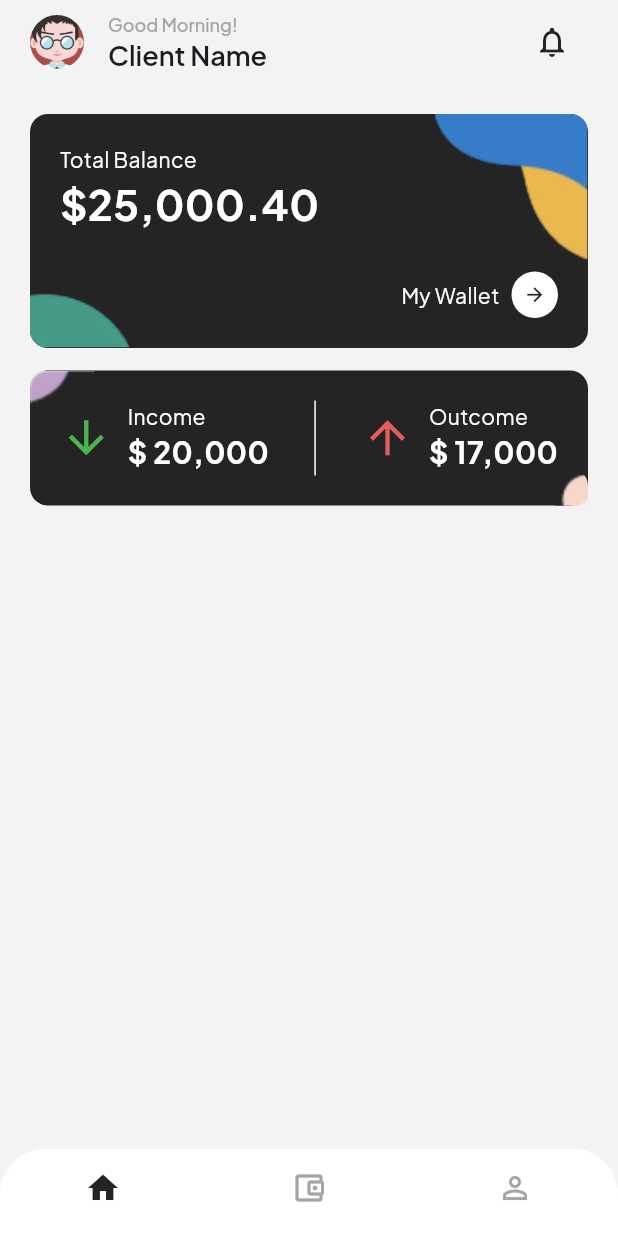
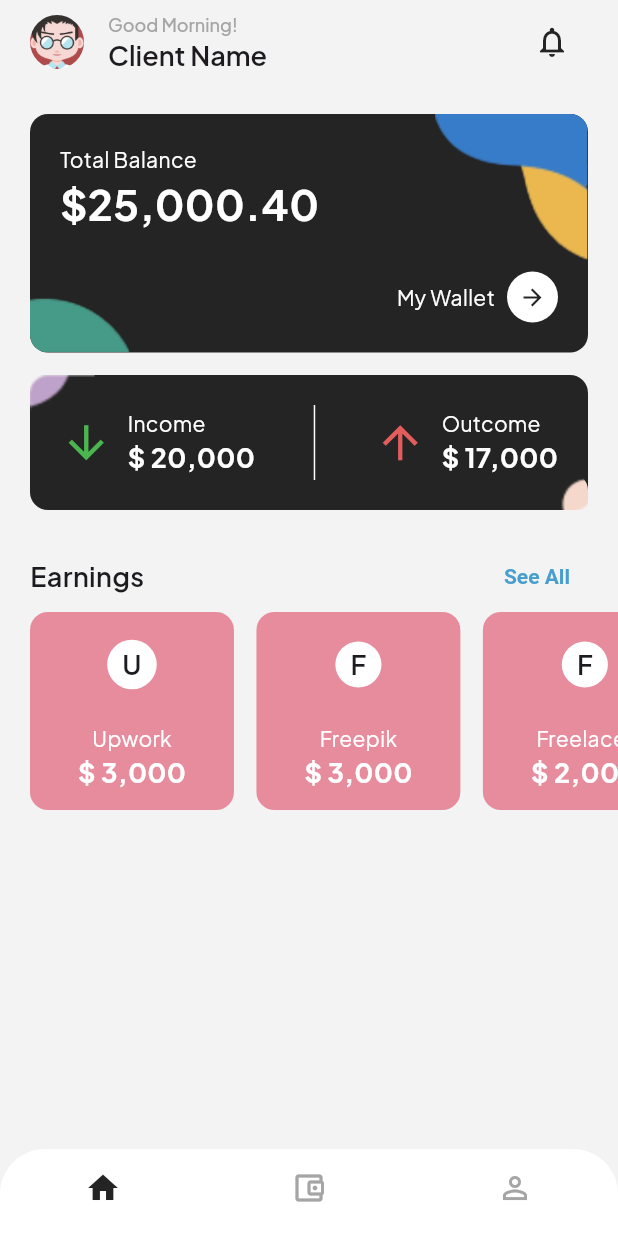
Before and after one commit to salma234-del/pay_task, a Flutter app: the screen it shows after launch, on a phone screen of 412 x 824 dp. Run offline on Flutter 3.47's test engine with Material 3 defaults, Android fonts, the phone set to English and light mode, and no system bars; our stand-ins replace bloc, flutter_bloc; statements that could not run were skipped.

Commit message:
Add earning items

```diff
--- a/lib/Core/global/theme/app_light_theme.dart
+++ b/lib/Core/global/theme/app_light_theme.dart
@@ -18,6 +18,14 @@ ThemeData lightTheme = ThemeData.light().copyWith(
     showSelectedLabels: false,
     showUnselectedLabels: false,
   ),
+  textButtonTheme: TextButtonThemeData(
+    style: TextButton.styleFrom(
+      foregroundColor: AppColors.secondary,
+      textStyle: const TextStyle(
+        fontWeight: FontWeight.bold,
+      ),
+    ),
+  ),
   textTheme: ThemeData.light().textTheme.apply(
         fontFamily: AppConstants.kFontFamily,
       ),
--- /dev/null
+++ b/lib/Core/helper_functions/format_number.dart
@@ -0,0 +1,7 @@
+import 'package:intl/intl.dart';
+
+String formatNumberWithCommas(int number) {
+  final formatter = NumberFormat('#,##0');
+
+  return formatter.format(number);
+}
--- a/lib/Core/utils/app_colors.dart
+++ b/lib/Core/utils/app_colors.dart
@@ -8,4 +8,6 @@ abstract class AppColors {
   static const Color white = Color(0xFFFFFFFF);
   static const Color green = Color(0xFF4bb54f);
   static const Color red = Color(0xFFe35d5d);
+  static const Color pink = Color(0xFFe78c9d);
+  static const Color blue = Color(0xFF377cc8);
 }
--- /dev/null
+++ b/lib/Core/utils/app_lists.dart
@@ -0,0 +1,28 @@
+import 'package:flutter/material.dart';
+import 'package:payment_task/Core/utils/app_colors.dart';
+import 'package:payment_task/Features/home/presentation/data/models/earning_model.dart';
+
+abstract class AppLists {
+  // To generate the colors for the earnings list
+  static const List<Color> colors = [
+    AppColors.red,
+    AppColors.pink,
+    AppColors.blue,
+  ];
+
+  // This list will come from the database
+  static List<EarningModel> earnings = [
+    EarningModel(
+      title: 'Upwork',
+      amount: 3000,
+    ),
+    EarningModel(
+      title: 'Freepik',
+      amount: 3000,
+    ),
+    EarningModel(
+      title: 'Freelacer',
+      amount: 2000,
+    ),
+  ];
+}
--- a/lib/Core/utils/app_strings.dart
+++ b/lib/Core/utils/app_strings.dart
@@ -5,4 +5,8 @@ abstract class AppStrings {
   static const String myWallet = 'My Wallet';
   static const String income = 'Income';
   static const String outcome = 'Outcome';
+  static const String transactions = 'Transactions';
+  static const String seeAll = 'See All';
+  static const String today = 'Today';
+  static const String earnings = 'Earnings';
 }
--- a/lib/Core/utils/app_styles.dart
+++ b/lib/Core/utils/app_styles.dart
@@ -25,8 +25,8 @@ abstract class AppStyles {
     color: AppColors.white,
   );
 
-  static const TextStyle styleBold20 = TextStyle(
-    fontSize: 20,
+  static const TextStyle styleBold18 = TextStyle(
+    fontSize: 18,
     fontWeight: FontWeight.bold,
     color: AppColors.white,
   );
--- /dev/null
+++ b/lib/Features/home/presentation/data/models/earning_model.dart
@@ -0,0 +1,16 @@
+class EarningModel {
+  final String title;
+  final int amount;
+
+  EarningModel({
+    required this.title,
+    required this.amount,
+  });
+
+  factory EarningModel.fromJson(Map<String, dynamic> json) {
+    return EarningModel(
+      title: json['title'],
+      amount: json['amount'],
+    );
+  }
+}
--- /dev/null
+++ b/lib/Features/home/presentation/views/widgets/earning_item.dart
@@ -0,0 +1,54 @@
+import 'dart:math';
+import 'package:flutter/material.dart';
+import 'package:payment_task/Core/helper_functions/format_number.dart';
+import 'package:payment_task/Core/utils/app_lists.dart';
+import 'package:payment_task/Core/utils/app_sizes.dart';
+import 'package:payment_task/Core/utils/app_styles.dart';
+import 'package:payment_task/Features/home/presentation/data/models/earning_model.dart';
+
+class EarningItem extends StatelessWidget {
+  const EarningItem({
+    required this.earning,
+    super.key,
+  });
+
+  final EarningModel earning;
+
+  @override
+  Widget build(BuildContext context) {
+    return Container(
+      width: AppSizes.screenWidth(context) * 0.33,
+      decoration: BoxDecoration(
+        borderRadius: BorderRadius.circular(AppSizes.homeCardsBorderRadius),
+        color: AppLists.colors[Random().nextInt(AppLists.colors.length)],
+      ),
+      padding: const EdgeInsets.all(12),
+      child: Column(
+        children: [
+          Container(
+            decoration: const BoxDecoration(
+              shape: BoxShape.circle,
+              color: Colors.white,
+            ),
+            padding: const EdgeInsets.all(10),
+            child: Text(
+              earning.title[0].toUpperCase(),
+              style: AppStyles.styleMedium18,
+            ),
+          ),
+          const SizedBox(height: 16),
+          Text(
+            earning.title,
+            style: AppStyles.styleRegular14,
+            maxLines: 1,
+            overflow: TextOverflow.ellipsis,
+          ),
+          Text(
+            '\$ ${formatNumberWithCommas(earning.amount)}',
+            style: AppStyles.styleBold18,
+          ),
+        ],
+      ),
+    );
+  }
+}
--- /dev/null
+++ b/lib/Features/home/presentation/views/widgets/earnings_list_view.dart
@@ -0,0 +1,32 @@
+import 'package:flutter/material.dart';
+import 'package:payment_task/Core/utils/app_lists.dart';
+import 'package:payment_task/Core/utils/app_sizes.dart';
+import 'package:payment_task/Features/home/presentation/views/widgets/earning_item.dart';
+
+class EarningsListView extends StatelessWidget {
+  const EarningsListView({super.key});
+
+  @override
+  Widget build(BuildContext context) {
+    return SizedBox(
+      width: double.infinity,
+      child: SingleChildScrollView(
+        scrollDirection: Axis.horizontal,
+        child: Row(
+          children: List.generate(
+            3,
+            (index) => Padding(
+              padding: EdgeInsetsDirectional.only(
+                start: index == 0 ? AppSizes.defaultHorizontalPadding : 0,
+                end: 15,
+              ),
+              child: EarningItem(
+                earning: AppLists.earnings[index],
+              ),
+            ),
+          ),
+        ),
+      ),
+    );
+  }
+}
--- /dev/null
+++ b/lib/Features/home/presentation/views/widgets/home_section_title.dart
@@ -0,0 +1,32 @@
+import 'package:flutter/material.dart';
+import 'package:payment_task/Core/utils/app_strings.dart';
+import 'package:payment_task/Core/utils/app_styles.dart';
+
+class HomeSectionTitle extends StatelessWidget {
+  const HomeSectionTitle({
+    required this.sectionTtitle,
+    required this.seeAllOnPressed,
+    super.key,
+  });
+
+  final String sectionTtitle;
+  final VoidCallback seeAllOnPressed;
+  @override
+  Widget build(BuildContext context) {
+    return Row(
+      mainAxisAlignment: MainAxisAlignment.spaceBetween,
+      children: [
+        Text(
+          sectionTtitle,
+          style: AppStyles.styleMedium18,
+        ),
+        TextButton(
+          onPressed: seeAllOnPressed,
+          child: const Text(
+            AppStrings.seeAll,
+          ),
+        ),
+      ],
+    );
+  }
+}
--- a/lib/Features/home/presentation/views/widgets/home_view_body.dart
+++ b/lib/Features/home/presentation/views/widgets/home_view_body.dart
@@ -1,6 +1,9 @@
 import 'package:flutter/material.dart';
 import 'package:flutter/widgets.dart';
 import 'package:payment_task/Core/utils/app_sizes.dart';
+import 'package:payment_task/Core/utils/app_strings.dart';
+import 'package:payment_task/Features/home/presentation/views/widgets/earnings_list_view.dart';
+import 'package:payment_task/Features/home/presentation/views/widgets/home_section_title.dart';
 import 'package:payment_task/Features/home/presentation/views/widgets/income_and_outcome_card.dart';
 import 'package:payment_task/Features/home/presentation/views/widgets/total_balance_card.dart';
 
@@ -9,19 +12,29 @@ class HomeViewBody extends StatelessWidget {
 
   @override
   Widget build(BuildContext context) {
-    return const SingleChildScrollView(
-      child: Padding(
-        padding: EdgeInsets.symmetric(
+    return SingleChildScrollView(
+      child: Column(
+        children: [
+          Padding(
+            padding: const EdgeInsets.symmetric(
               horizontal: AppSizes.defaultHorizontalPadding,
             ),
             child: Column(
               children: [
-            SizedBox(height: 20),
-            TotalBalanceCard(),
-            SizedBox(height: 15),
-            IncomeAndOutcomeCard(),
+                const SizedBox(height: 20),
+                const TotalBalanceCard(),
+                const SizedBox(height: 15),
+                const IncomeAndOutcomeCard(),
+                const SizedBox(height: 20),
+                HomeSectionTitle(
+                  sectionTtitle: AppStrings.earnings,
+                  seeAllOnPressed: () {},
+                ),
               ],
             ),
+          ),
+          const EarningsListView(), // No padding applied here
+        ],
       ),
     );
   }
--- a/lib/Features/home/presentation/views/widgets/income_and_outcome_card.dart
+++ b/lib/Features/home/presentation/views/widgets/income_and_outcome_card.dart
@@ -39,7 +39,7 @@ class IncomeAndOutcomeCard extends StatelessWidget {
                       ),
                       Text(
                         '\$ 20,000',
-                        style: AppStyles.styleBold20,
+                        style: AppStyles.styleBold18,
                       ),
                     ],
                   ),
@@ -67,7 +67,7 @@ class IncomeAndOutcomeCard extends StatelessWidget {
                       ),
                       Text(
                         '\$ 17,000',
-                        style: AppStyles.styleBold20,
+                        style: AppStyles.styleBold18,
                       ),
                     ],
                   ),
--- a/lib/Features/home/presentation/views/widgets/wallet_arrow_button.dart
+++ b/lib/Features/home/presentation/views/widgets/wallet_arrow_button.dart
@@ -19,7 +19,7 @@ class WalletArrowButton extends StatelessWidget {
         child: const Icon(
           Icons.arrow_forward,
           color: AppColors.primary,
-          size: 15,
+          size: 18,
         ),
       ),
     );
--- a/pubspec.yaml
+++ b/pubspec.yaml
@@ -36,6 +36,7 @@ dependencies:
   cupertino_icons: ^1.0.6
   bloc: ^8.1.4
   flutter_bloc: ^8.1.6
+  intl: ^0.19.0
 
 dev_dependencies:
   flutter_test:
```
Also changed, not shown: pubspec.lock. Lines whose indentation alone changed are shown as unchanged.
